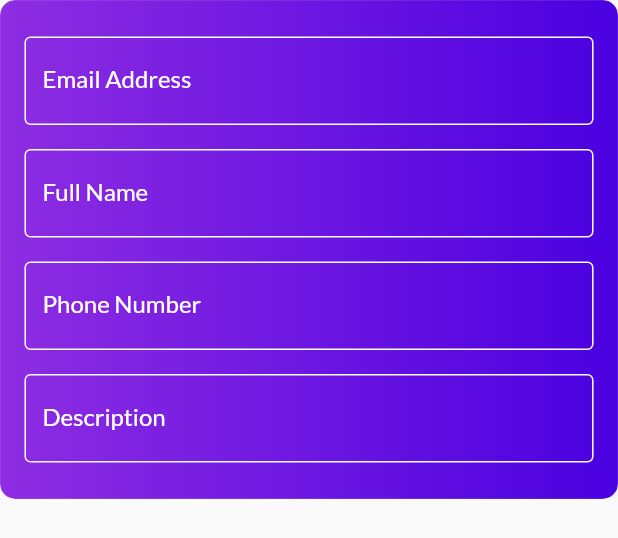
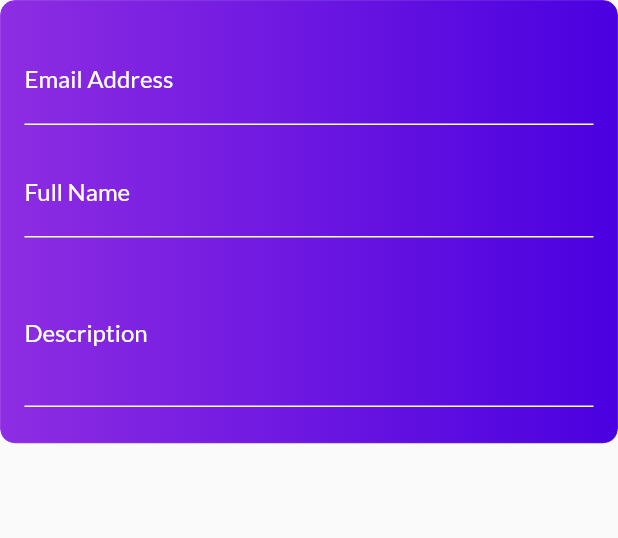
Before and after one commit to majumdersubhanu/sportivo-website, a Flutter app: the ContactForm widget shown alone on an empty page, opened directly, on a phone screen of 412 x 824 dp. Shown: the top 538 px of the screen. Run offline on Flutter 3.47's test engine with Material 3 defaults, Android fonts, the phone set to English and light mode, and no system bars; drawn by our look-alikes of glassmorphism_ui, reactive_forms; our stand-ins replace carousel_slider, gap, google_fonts; missing offline and left inert: neopop; network calls fail.

Commit message:
contact form ui changes

```diff
--- a/lib/widgets/contact_form.dart
+++ b/lib/widgets/contact_form.dart
@@ -52,20 +52,21 @@ class ContactForm extends StatelessWidget {
                     'required': (error) => 'Name can not be empty',
                   },
                 ),
-                _buildReactiveTextField(
-                  label: 'Phone Number',
-                  hint: '+919876543210',
-                  formControlName: 'phoneNumber',
-                  validationMessages: {
-                    'pattern': (error) => 'Please enter a valid phone number',
-                  },
-                ),
+                // _buildReactiveTextField(
+                //   label: 'Phone Number',
+                //   hint: '+919876543210',
+                //   formControlName: 'phoneNumber',
+                //   validationMessages: {
+                //     'pattern': (error) => 'Please enter a valid phone number',
+                //   },
+                // ),
                 _buildReactiveTextField(
                   label: 'Description',
                   formControlName: 'issue',
                   validationMessages: {
                     'required': (error) => 'Description can not be empty',
                   },
+                  maxLines: 3,
                 ),
               ],
             ),
@@ -80,6 +81,7 @@ class ContactForm extends StatelessWidget {
     String? hint,
     required String formControlName,
     required Map<String, String Function(Object)> validationMessages,
+    int? maxLines,
   }) {
     return Padding(
       padding: const EdgeInsets.symmetric(vertical: 8.0),
@@ -90,19 +92,21 @@ class ContactForm extends StatelessWidget {
           hintText: hint,
           labelStyle: const TextStyle(color: Colors.white),
           hintStyle: TextStyle(color: Colors.white.withOpacity(0.7)),
-          enabledBorder: const OutlineInputBorder(
+          enabledBorder: const UnderlineInputBorder(
             borderSide: BorderSide(color: Colors.white),
           ),
-          focusedBorder: const OutlineInputBorder(
+          focusedBorder: const UnderlineInputBorder(
             borderSide: BorderSide(color: Colors.white),
           ),
-          errorBorder: const OutlineInputBorder(
+          errorBorder: const UnderlineInputBorder(
             borderSide: BorderSide(color: Colors.red),
           ),
-          focusedErrorBorder: const OutlineInputBorder(
+          focusedErrorBorder: const UnderlineInputBorder(
             borderSide: BorderSide(color: Colors.red),
           ),
         ),
+        maxLines: maxLines ?? 1,
+        expands: false,
         style: const TextStyle(color: Colors.white),
         validationMessages: validationMessages,
       ),
```
